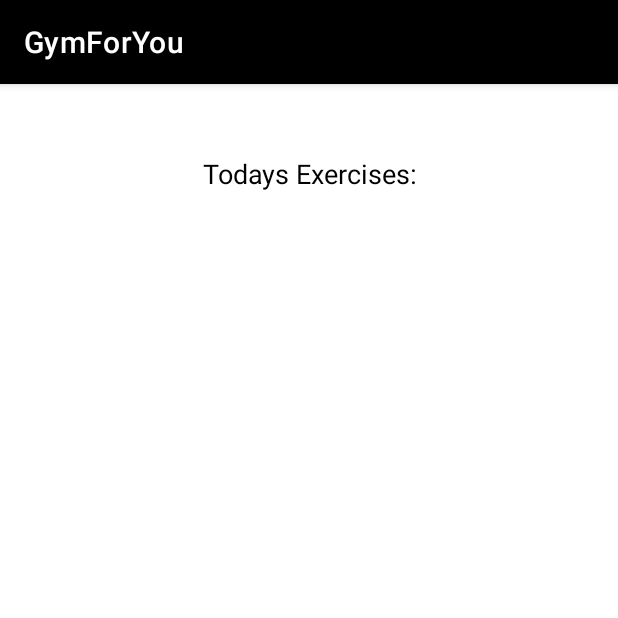
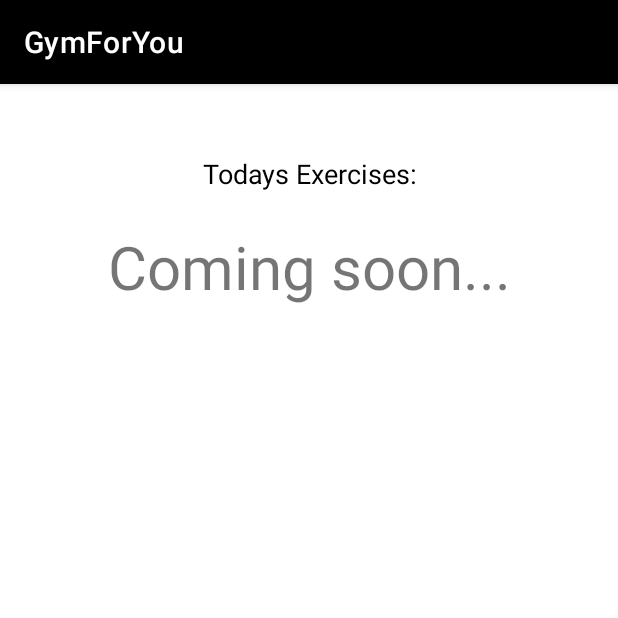
Before and after one commit to ofirm7/GymForYou, an Android app: the TrainingPlanPageActivity screen opened directly, with no data from a screen before it, on a phone screen of 412 x 824 dp, the top half of it. Run offline under Robolectric (Android 15) with nearby library versions, the phone set to English and light mode, and no system bars; 1 statement that could not run was skipped.

Commit message:
coming soon in training plans

```diff
--- a/app/src/main/res/layout/activity_training_plan_page.xml
+++ b/app/src/main/res/layout/activity_training_plan_page.xml
@@ -32,8 +32,12 @@
         android:id="@+id/exercisesOfTrainingPlanList"
         android:layout_width="match_parent"
         android:layout_height="wrap_content" />
-
-
-
+    <TextView
+        android:layout_width="400dp"
+        android:layout_height="100dp"
+        android:text="Coming soon..."
+        android:textSize="40dp"
+        android:layout_gravity="center"
+        android:gravity="center" />
 
 </LinearLayout>
```
